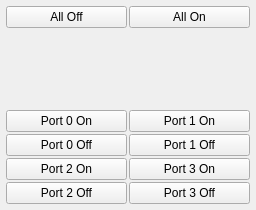
First picture: the form in ui/OnOffWizardPage.ui, repository kipr/botui, before the edit.
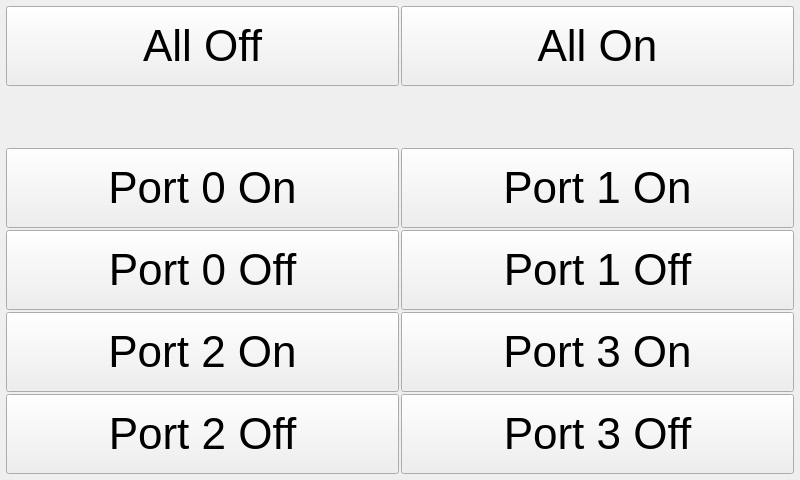
Second picture: the form after the edit. Icons and pictures are not drawn.

Diff of the .ui file:
```diff
--- a/ui/OnOffWizardPage.ui
+++ b/ui/OnOffWizardPage.ui
@@ -6,8 +6,8 @@
    <rect>
     <x>0</x>
     <y>0</y>
-    <width>256</width>
-    <height>210</height>
+    <width>800</width>
+    <height>480</height>
    </rect>
   </property>
   <property name="windowTitle">
@@ -36,9 +36,14 @@
        <property name="minimumSize">
         <size>
          <width>80</width>
-         <height>0</height>
+         <height>80</height>
         </size>
        </property>
+       <property name="font">
+        <font>
+         <pointsize>33</pointsize>
+        </font>
+       </property>
        <property name="text">
         <string>All Off</string>
        </property>
@@ -53,9 +58,14 @@
        <property name="minimumSize">
         <size>
          <width>80</width>
-         <height>0</height>
+         <height>80</height>
         </size>
        </property>
+       <property name="font">
+        <font>
+         <pointsize>33</pointsize>
+        </font>
+       </property>
        <property name="text">
         <string>All On</string>
        </property>
@@ -92,9 +102,14 @@
          <property name="minimumSize">
           <size>
            <width>80</width>
-           <height>0</height>
+           <height>80</height>
           </size>
          </property>
+         <property name="font">
+          <font>
+           <pointsize>33</pointsize>
+          </font>
+         </property>
          <property name="text">
           <string>Port 0 On</string>
          </property>
@@ -112,9 +127,14 @@
          <property name="minimumSize">
           <size>
            <width>80</width>
-           <height>0</height>
+           <height>80</height>
           </size>
          </property>
+         <property name="font">
+          <font>
+           <pointsize>33</pointsize>
+          </font>
+         </property>
          <property name="text">
           <string>Port 0 Off</string>
          </property>
@@ -133,9 +153,14 @@
          <property name="minimumSize">
           <size>
            <width>80</width>
-           <height>0</height>
+           <height>80</height>
           </size>
          </property>
+         <property name="font">
+          <font>
+           <pointsize>33</pointsize>
+          </font>
+         </property>
          <property name="text">
           <string>Port 1 On</string>
          </property>
@@ -153,9 +178,14 @@
          <property name="minimumSize">
           <size>
            <width>80</width>
-           <height>0</height>
+           <height>80</height>
           </size>
          </property>
+         <property name="font">
+          <font>
+           <pointsize>33</pointsize>
+          </font>
+         </property>
          <property name="text">
           <string>Port 1 Off</string>
          </property>
@@ -181,9 +211,14 @@
          <property name="minimumSize">
           <size>
            <width>80</width>
-           <height>0</height>
+           <height>80</height>
           </size>
          </property>
+         <property name="font">
+          <font>
+           <pointsize>33</pointsize>
+          </font>
+         </property>
          <property name="text">
           <string>Port 2 On</string>
          </property>
@@ -201,9 +236,14 @@
          <property name="minimumSize">
           <size>
            <width>80</width>
-           <height>0</height>
+           <height>80</height>
           </size>
          </property>
+         <property name="font">
+          <font>
+           <pointsize>33</pointsize>
+          </font>
+         </property>
          <property name="text">
           <string>Port 2 Off</string>
          </property>
@@ -222,9 +262,14 @@
          <property name="minimumSize">
           <size>
            <width>80</width>
-           <height>0</height>
+           <height>80</height>
           </size>
          </property>
+         <property name="font">
+          <font>
+           <pointsize>33</pointsize>
+          </font>
+         </property>
          <property name="text">
           <string>Port 3 On</string>
          </property>
@@ -242,9 +287,14 @@
          <property name="minimumSize">
           <size>
            <width>80</width>
-           <height>0</height>
+           <height>80</height>
           </size>
          </property>
+         <property name="font">
+          <font>
+           <pointsize>33</pointsize>
+          </font>
+         </property>
          <property name="text">
           <string>Port 3 Off</string>
          </property>
```
